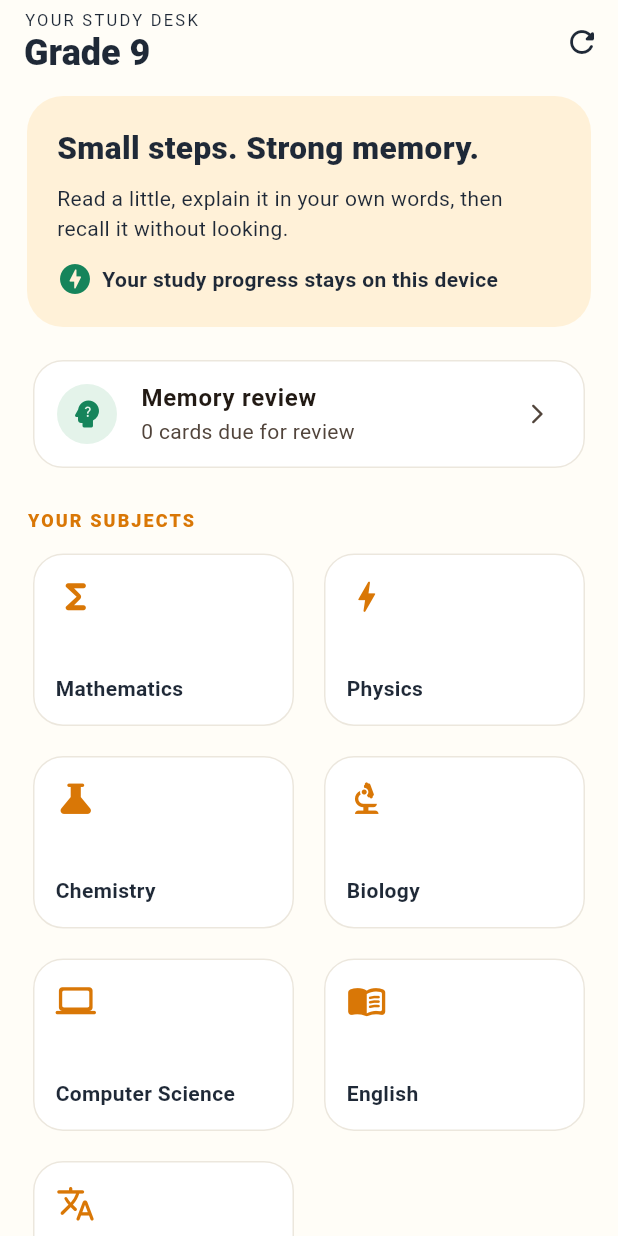
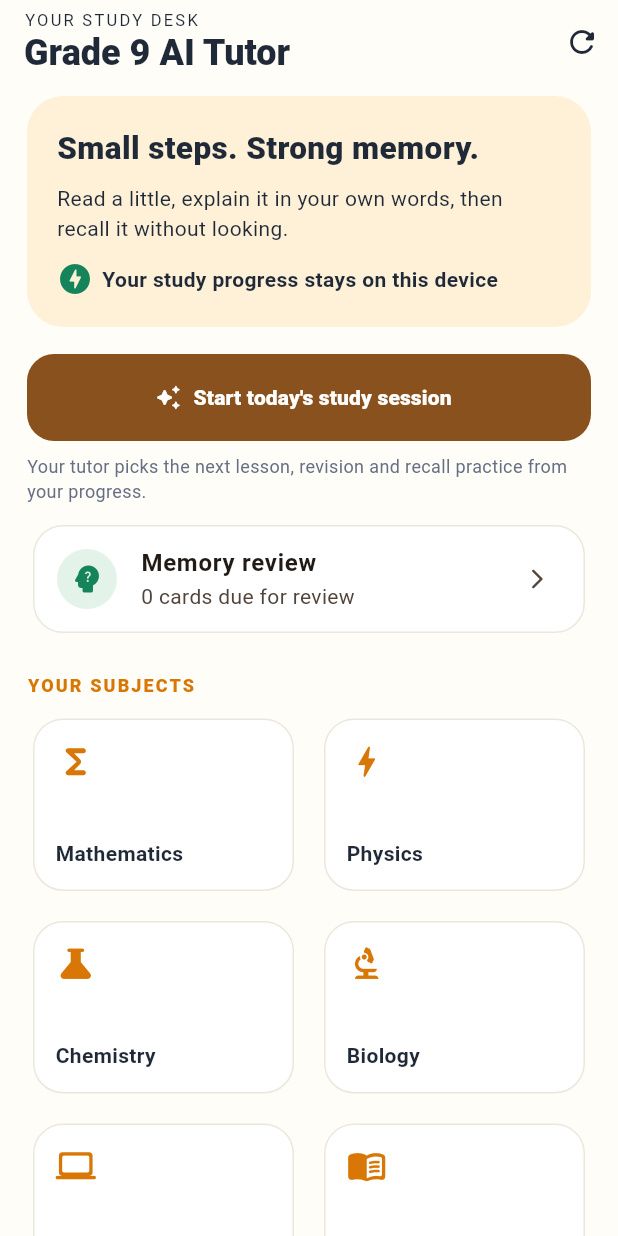
Before and after one commit to haseebop668-a11y/Ai-Hub, a Flutter app: the screen it shows after launch, on a phone screen of 412 x 824 dp. Run offline on Flutter 3.47's test engine with Material 3 defaults, Android fonts, the phone set to English and light mode, and no system bars; our stand-ins replace sqflite; accounts and stored records are empty; statements that could not run were skipped.

Commit message:
Make adaptive AI tutor the primary home-screen action

```diff
--- a/apps/grade9_offline/lib/main.dart
+++ b/apps/grade9_offline/lib/main.dart
@@ -3,6 +3,7 @@ import 'package:flutter_localizations/flutter_localizations.dart';
 
 import 'data/local_database.dart';
 import 'features/flashcards/flashcard_screens.dart';
+import 'features/tutor/today_tutor_page.dart';
 
 void main() async {
   WidgetsFlutterBinding.ensureInitialized();
@@ -107,7 +108,7 @@ class _HomeScreenState extends State<HomeScreen> {
           children: [
             Text('YOUR STUDY DESK',
                 style: TextStyle(fontSize: 11, letterSpacing: 1.5)),
-            Text('Grade 9', style: TextStyle(fontSize: 24, fontWeight: FontWeight.w800)),
+            Text('Grade 9 AI Tutor', style: TextStyle(fontSize: 24, fontWeight: FontWeight.w800)),
           ],
         ),
         actions: [
@@ -153,6 +154,29 @@ class _HomeScreenState extends State<HomeScreen> {
                 ),
               ),
               const SizedBox(height: 18),
+              FilledButton.icon(
+                style: FilledButton.styleFrom(
+                  minimumSize: const Size.fromHeight(58),
+                  shape: RoundedRectangleBorder(
+                    borderRadius: BorderRadius.circular(18),
+                  ),
+                ),
+                onPressed: () => Navigator.of(context).push(
+                  MaterialPageRoute<void>(
+                    builder: (_) => const TodayTutorPage(),
+                  ),
+                ),
+                icon: const Icon(Icons.auto_awesome_rounded),
+                label: const Text("Start today's study session",
+                    style: TextStyle(fontWeight: FontWeight.w800)),
+              ),
+              const Padding(
+                padding: EdgeInsets.only(top: 8, bottom: 10),
+                child: Text(
+                  'Your tutor picks the next lesson, revision and recall practice from your progress.',
+                  style: TextStyle(fontSize: 12, color: Color(0xFF667085)),
+                ),
+              ),
               Card(
                 child: ListTile(
                   leading: const CircleAvatar(
```
